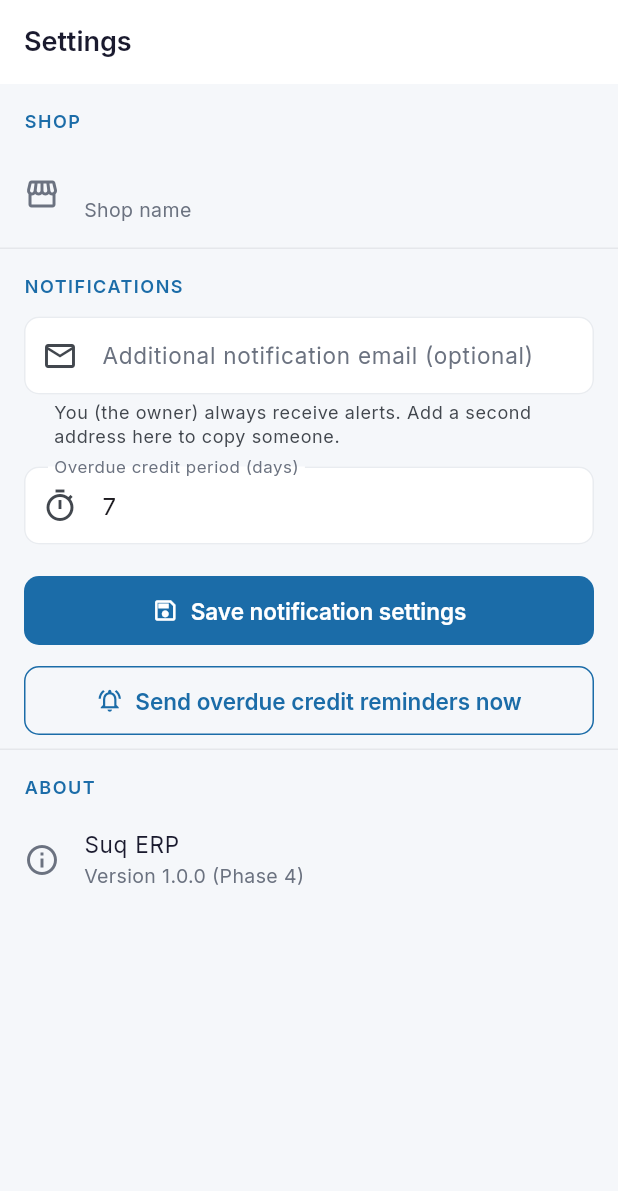
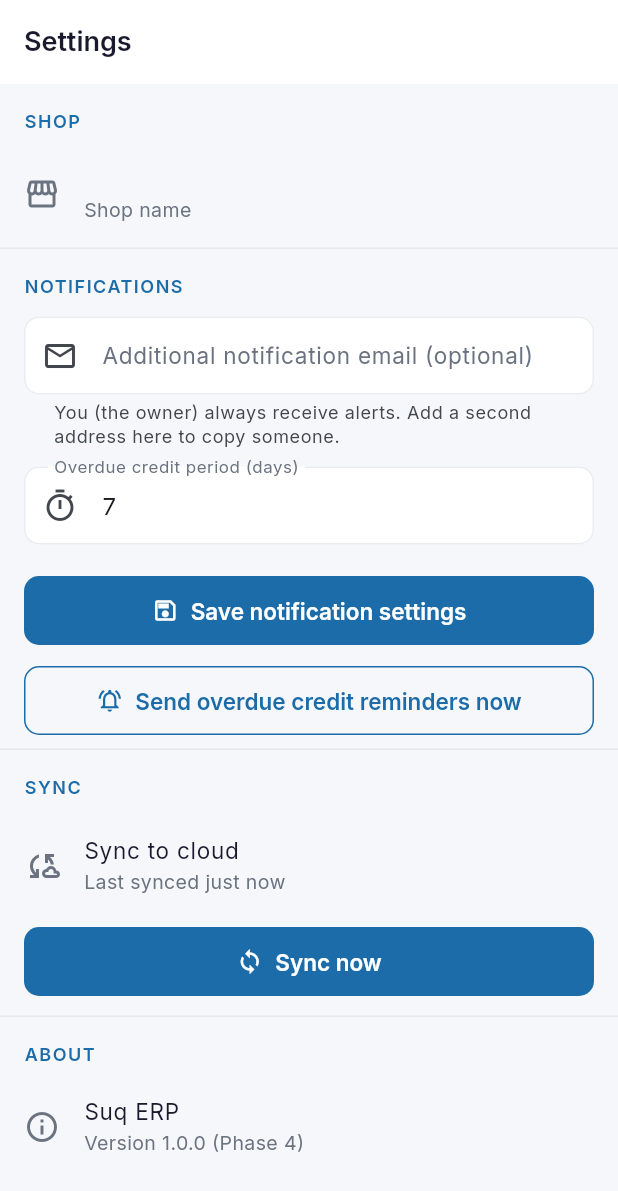
Before and after one commit to NorthernLights1/SuqApp, a Flutter app: the SettingsScreen screen opened by its route, on a phone screen of 412 x 824 dp. Shown: the top 1191 px of the screen. Run offline on Flutter 3.47's test engine with Material 3 defaults, Android fonts, the phone set to English and light mode, and no system bars; our stand-ins replace connectivity_plus, decimal, drift, equatable, flutter_riverpod, go_router and 2 more; accounts and stored records are empty; generated files the repository leaves out were written again; network calls fail.

Commit message:
feat: auto-sync triggers + manual Sync now button
Wire SyncService.sync() to real-world events so pending local sales drain
automatically instead of only on the original fire-and-forget push:

- SyncScheduler: connectivity offline->online edge, 15-min foreground
  backstop, cold start. App-resume and post-login funnel through it too.
- sync_providers: syncServiceProvider, syncSchedulerProvider,
  syncStatusProvider, lastSyncedAtProvider.
- app.dart: WidgetsBindingObserver instantiates the scheduler (cold start)
  and re-syncs on resume.
- Settings: new Sync section with "Last synced X ago" + manual Sync now
  (force:true so the heartbeat updates immediately).
- sync_service: throttle the sync_logs heartbeat (>=10 min) so burst
  triggers do not spam the backend; force + actual pushes always write.

Hardens the sales path only (the one entity stored locally today). Other
features become offline-first in following commits.

Co-Authored-By: Claude Opus 4.8 <noreply@anthropic.com>

```diff
--- a/lib/domain/interfaces/sync_service_interface.dart
+++ b/lib/domain/interfaces/sync_service_interface.dart
@@ -1,6 +1,9 @@
 abstract interface class ISyncService {
   /// Triggers a full sync for the current user's branch.
-  Future<void> sync();
+  ///
+  /// [force] bypasses the sync-log heartbeat throttle so the "last synced"
+  /// timestamp updates immediately (used by the manual "Sync now" button).
+  Future<void> sync({bool force = false});
 
   /// Returns the last successful sync time, or null if never synced.
   Future<DateTime?> lastSyncedAt();
--- a/lib/features/settings/presentation/screens/settings_screen.dart
+++ b/lib/features/settings/presentation/screens/settings_screen.dart
@@ -1,5 +1,7 @@
 import 'package:flutter/material.dart';
 import 'package:flutter_riverpod/flutter_riverpod.dart';
+import '../../../../core/services/sync_providers.dart';
+import '../../../../domain/interfaces/sync_service_interface.dart';
 import '../../../../domain/models/shop.dart';
 import '../../../../features/auth/presentation/providers/shop_provider.dart';
 import '../../../../shared/theme/app_colors.dart';
@@ -69,6 +71,11 @@ class SettingsScreen extends ConsumerWidget {
               ),
           const Divider(),
 
+          // ── Sync ─────────────────────────────────────────────────────────
+          _SectionHeader(label: 'Sync'),
+          const _SyncCard(),
+          const Divider(),
+
           // ── About ─────────────────────────────────────────────────────────
           _SectionHeader(label: 'About'),
           ListTile(
@@ -121,6 +128,91 @@ class _SectionHeader extends StatelessWidget {
       ),
     );
   }
+}
+
+// ── Sync card ──────────────────────────────────────────────────────────────
+
+class _SyncCard extends ConsumerStatefulWidget {
+  const _SyncCard();
+
+  @override
+  ConsumerState<_SyncCard> createState() => _SyncCardState();
+}
+
+class _SyncCardState extends ConsumerState<_SyncCard> {
+  Future<void> _syncNow() async {
+    await ref.read(syncSchedulerProvider).syncNow(force: true);
+    if (!mounted) return;
+    final status = ref.read(syncStatusProvider).asData?.value;
+    final failed = status == SyncStatus.failed;
+    ScaffoldMessenger.of(context).showSnackBar(SnackBar(
+      content: Text(failed
+          ? 'Sync failed — check your connection'
+          : 'Everything is up to date'),
+      backgroundColor: failed ? AppColors.error : AppColors.success,
+    ));
+  }
+
+  @override
+  Widget build(BuildContext context) {
+    final status =
+        ref.watch(syncStatusProvider).asData?.value ?? SyncStatus.idle;
+    final lastSynced = ref.watch(lastSyncedAtProvider);
+    final syncing = status == SyncStatus.syncing;
+
+    return Padding(
+      padding: const EdgeInsets.symmetric(horizontal: 16, vertical: 4),
+      child: Column(
+        crossAxisAlignment: CrossAxisAlignment.stretch,
+        children: [
+          ListTile(
+            contentPadding: EdgeInsets.zero,
+            leading: const Icon(Icons.cloud_sync_outlined,
+                color: AppColors.textSecondary),
+            title: Text('Sync to cloud', style: AppTextStyles.body),
+            subtitle: Text(
+              lastSynced.when(
+                data: (t) => t == null
+                    ? 'Not synced yet'
+                    : 'Last synced ${_relativeTime(t)}',
+                loading: () => 'Checking…',
+                error: (_, _) => 'Last sync time unavailable',
+              ),
+              style: AppTextStyles.bodySmall,
+            ),
+          ),
+          const SizedBox(height: 4),
+          FilledButton.icon(
+            onPressed: syncing ? null : _syncNow,
+            icon: syncing
+                ? const SizedBox(
+                    width: 16,
+                    height: 16,
+                    child: CircularProgressIndicator(
+                        strokeWidth: 2, color: Colors.white))
+                : const Icon(Icons.sync),
+            label: Text(syncing ? 'Syncing…' : 'Sync now'),
+          ),
+          const SizedBox(height: 8),
+        ],
+      ),
+    );
+  }
+}
+
+String _relativeTime(DateTime t) {
+  final diff = DateTime.now().difference(t);
+  if (diff.inSeconds < 60) return 'just now';
+  if (diff.inMinutes < 60) {
+    final m = diff.inMinutes;
+    return '$m minute${m == 1 ? '' : 's'} ago';
+  }
+  if (diff.inHours < 24) {
+    final h = diff.inHours;
+    return '$h hour${h == 1 ? '' : 's'} ago';
+  }
+  final d = diff.inDays;
+  return '$d day${d == 1 ? '' : 's'} ago';
 }
 
 // ── Notifications card ─────────────────────────────────────────────────────
```
Also changed, not shown: lib/app.dart (+25 -1 lines), lib/core/services/sync_providers.dart (added, +50 -0 lines), lib/core/services/sync_scheduler.dart (added, +49 -0 lines), lib/core/services/sync_service.dart (+29 -4 lines).
